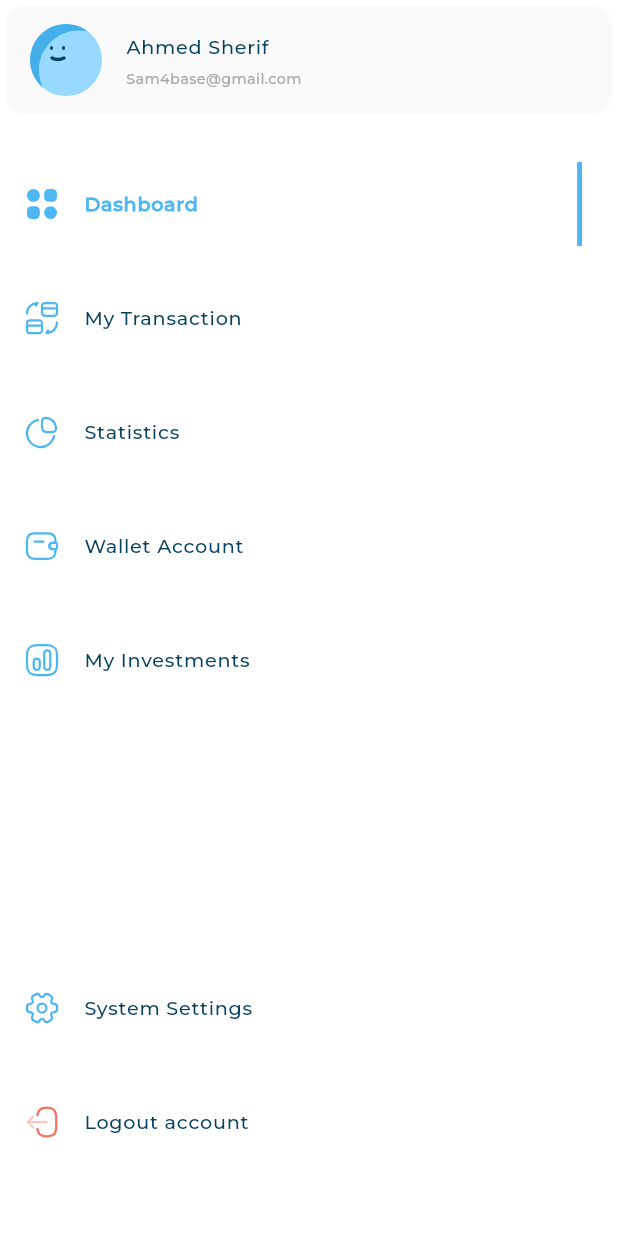
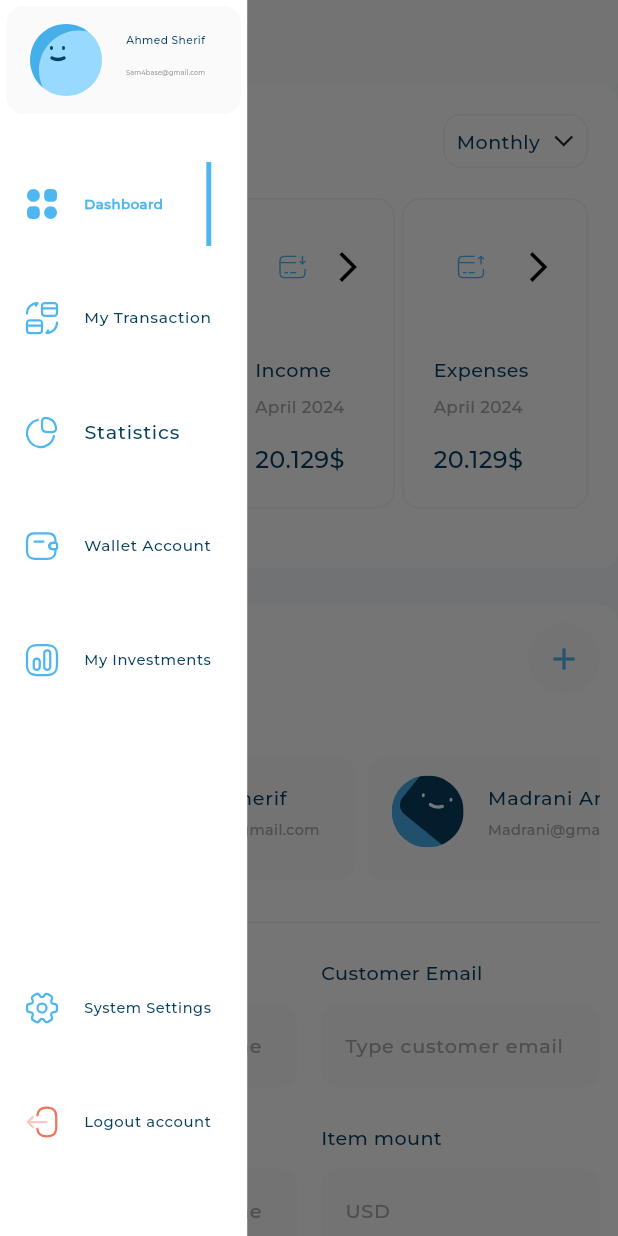
Before and after one commit to AhmedBelal31/Responsive-Dashboard-Flutter, a Flutter app: the screen it shows after launch, with the side drawer open, on a phone screen of 412 x 824 dp. Run offline on Flutter 3.47's test engine with Material 3 defaults, Android fonts, the phone set to English and light mode, and no system bars; our stand-ins replace expandable_page_view, fl_chart, flutter_svg; project files that could hold a hidden picture were left out.

Commit message:
Edit Custom Drawer

```diff
--- a/lib/widgets/drawer_widgets/custom_drawer.dart
+++ b/lib/widgets/drawer_widgets/custom_drawer.dart
@@ -26,6 +26,7 @@ class _CustomDrawerState extends State<CustomDrawer> {
   Widget build(BuildContext context) {
     return Container(
       color: Colors.white,
+      width: MediaQuery.sizeOf(context).width *.4,
       child: CustomScrollView(
         slivers: [
            SliverToBoxAdapter(
```
